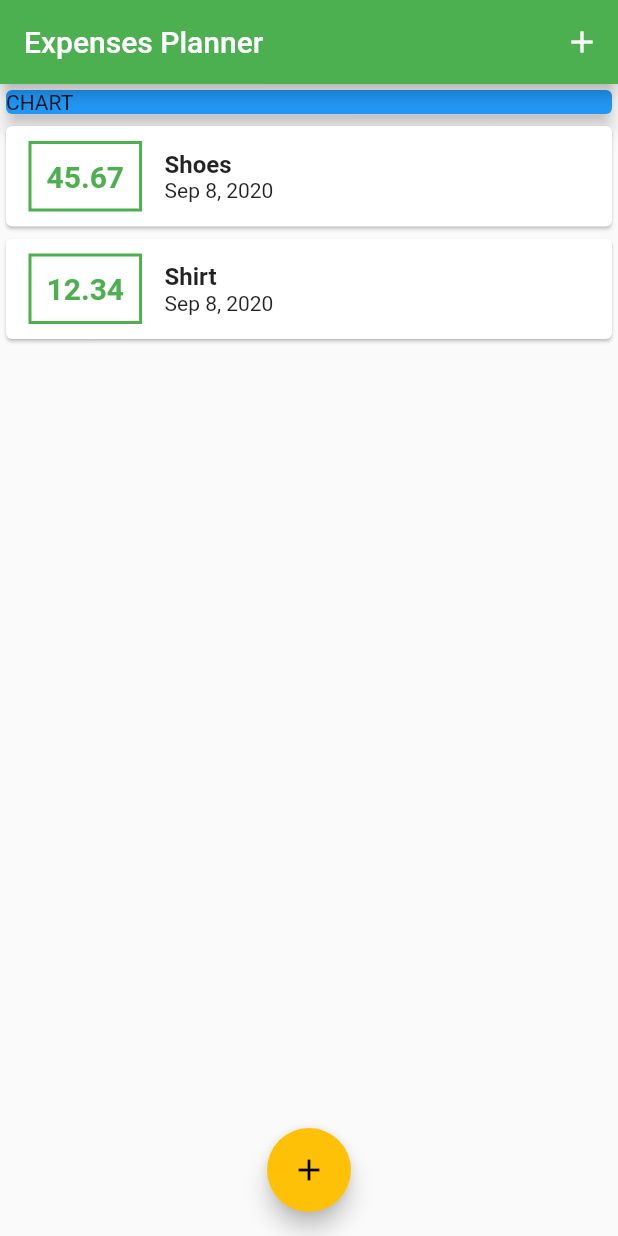
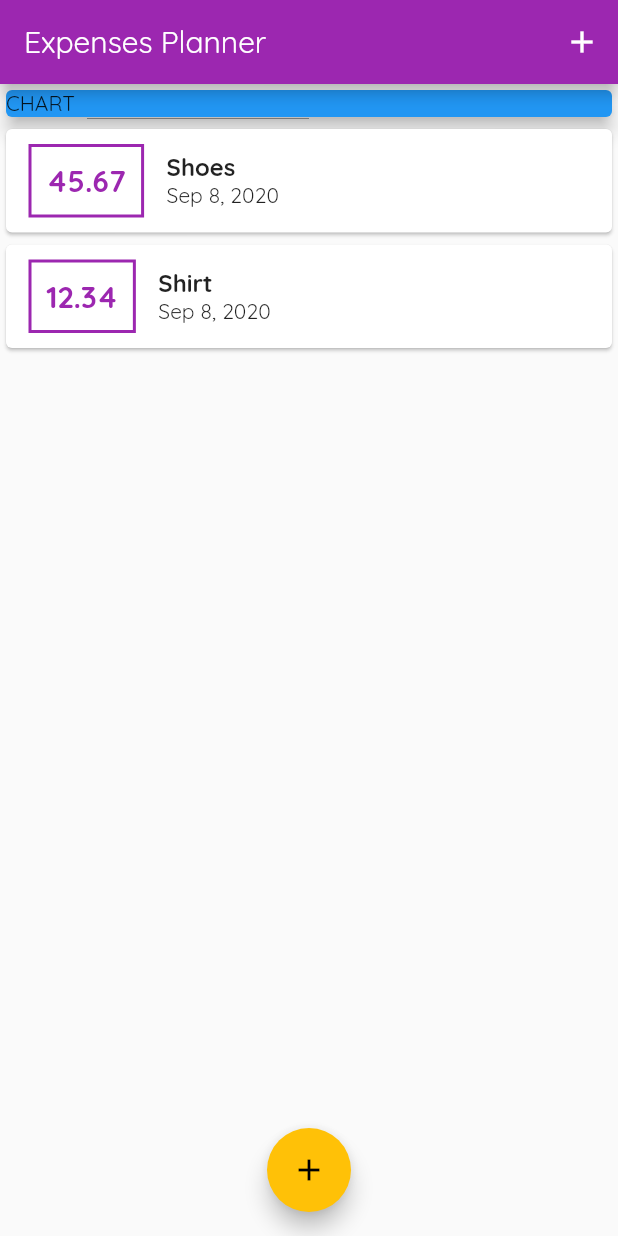
Before and after one commit to vleiswal/expenses_planner, a Flutter app: the screen it shows after launch, on a phone screen of 412 x 824 dp. Run offline on Flutter 3.47's test engine with Material 2 defaults, Android fonts, the phone set to English and light mode, and no system bars.

Commit message:
quicksand

```diff
--- a/lib/main.dart
+++ b/lib/main.dart
@@ -13,8 +13,9 @@ class MyApp extends StatelessWidget {
   Widget build(BuildContext context) {
     return MaterialApp(
       theme: ThemeData(
-        primarySwatch: Colors.green,
+        primarySwatch: Colors.purple,
         accentColor: Colors.amber,
+        fontFamily: 'Quicksand',
       ),
       debugShowCheckedModeBanner: false,
       title: 'Expenses Planner',
```
